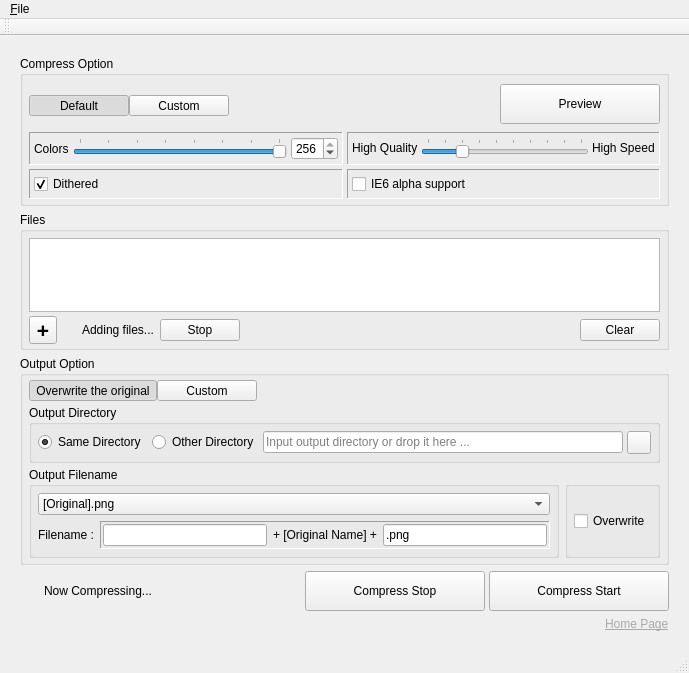
First picture: the form in pngyumainwindow.ui, repository CameronBanga/Pngyu-Neue, before the edit.
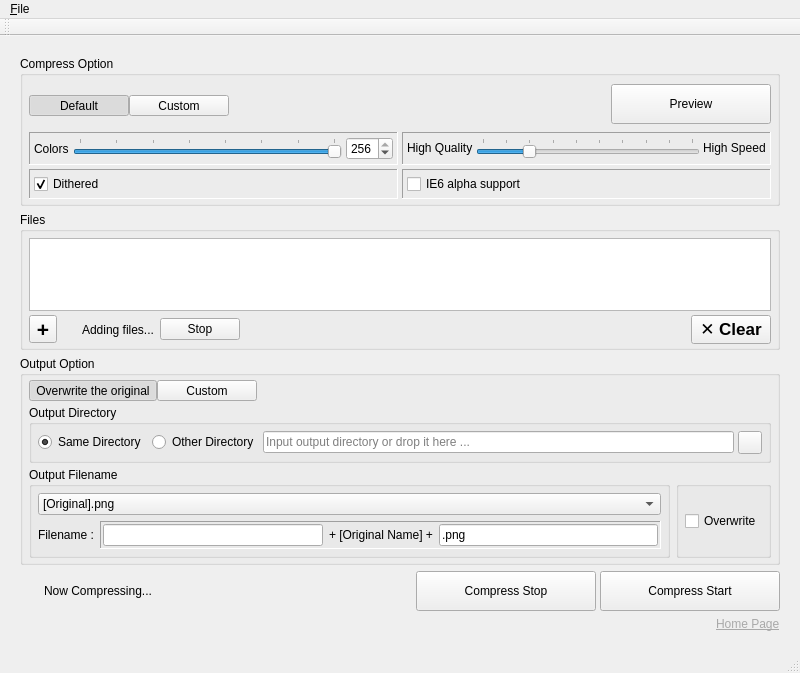
Second picture: the form after the edit. Icons and pictures are not drawn. Custom widgets are drawn as their Qt base class.

Commit message: Dark mode ffix

```diff
--- a/pngyumainwindow.ui
+++ b/pngyumainwindow.ui
@@ -6,10 +6,16 @@
    <rect>
     <x>0</x>
     <y>0</y>
-    <width>689</width>
+    <width>800</width>
     <height>673</height>
    </rect>
   </property>
+  <property name="minimumSize">
+   <size>
+    <width>800</width>
+    <height>600</height>
+   </size>
+  </property>
   <property name="acceptDrops">
    <bool>true</bool>
   </property>
@@ -71,7 +77,7 @@
 
 /* Modern segmented controls */
 QToolButton {
-    border: 1px solid rgba(0, 0, 0, 0.1);
+    border: 1px solid palette(mid);
     padding: 8px 16px;
     background-color: palette(button);
     color: palette(button-text);
@@ -80,9 +86,9 @@
 }
 
 QToolButton:checked {
-    background-color: #007AFF;
-    color: white;
-    border-color: #007AFF;
+    background-color: palette(highlight);
+    color: palette(highlighted-text);
+    border-color: palette(highlight);
 }
 
 QToolButton:hover:!checked {
@@ -117,11 +123,13 @@
 /* Modern table styling */
 QTableWidget {
     background-color: palette(base);
-    border: 1px solid rgba(0, 0, 0, 0.1);
+    border: 1px solid palette(mid);
     border-radius: 10px;
-    selection-background-color: #007AFF;
-    selection-color: white;
+    selection-background-color: palette(highlight);
+    selection-color: palette(highlighted-text);
     font-size: 13px;
+    alternate-background-color: palette(alternate-base);
+    gridline-color: palette(mid);
 }
 
 QTableWidget::item {
@@ -222,6 +230,25 @@
 QToolButton#toolButton_add_file:checked {
     background-color: palette(button) !important;
     color: #007AFF !important;
+}
+
+/* Clear button - adaptive light/dark mode styling */
+QPushButton#pushButton_filelist_clear {
+    border: 1px solid palette(mid);
+    border-radius: 6px;
+    background-color: palette(button);
+    color: palette(button-text);
+    padding: 4px 8px;
+}
+
+QPushButton#pushButton_filelist_clear:hover {
+    background-color: palette(midlight);
+    border-color: palette(dark);
+}
+
+QPushButton#pushButton_filelist_clear:pressed {
+    background-color: palette(mid);
+    color: palette(bright-text);
 }</string>
   </property>
   <widget class="QWidget" name="centralWidget">
@@ -1114,11 +1141,13 @@
           <string>Clear all files</string>
          </property>
          <property name="text">
-          <string>Clear</string>
+          <string>✕ Clear</string>
          </property>
-         <property name="icon">
-          <iconset resource="resource/resource.qrc">
-           <normaloff>:/icons/clear.png</normaloff>:/icons/clear.png</iconset>
+         <property name="font">
+          <font>
+           <pointsize>13</pointsize>
+           <weight>500</weight>
+          </font>
          </property>
         </widget>
        </item>
```
The commit also changes 21 other files.
